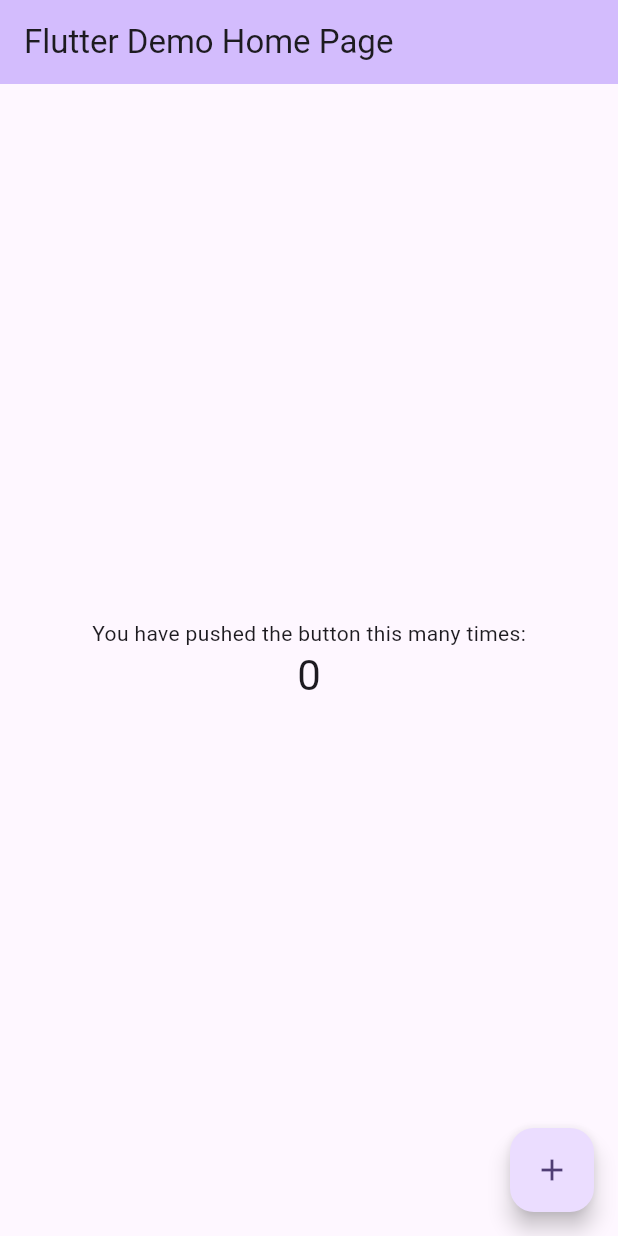
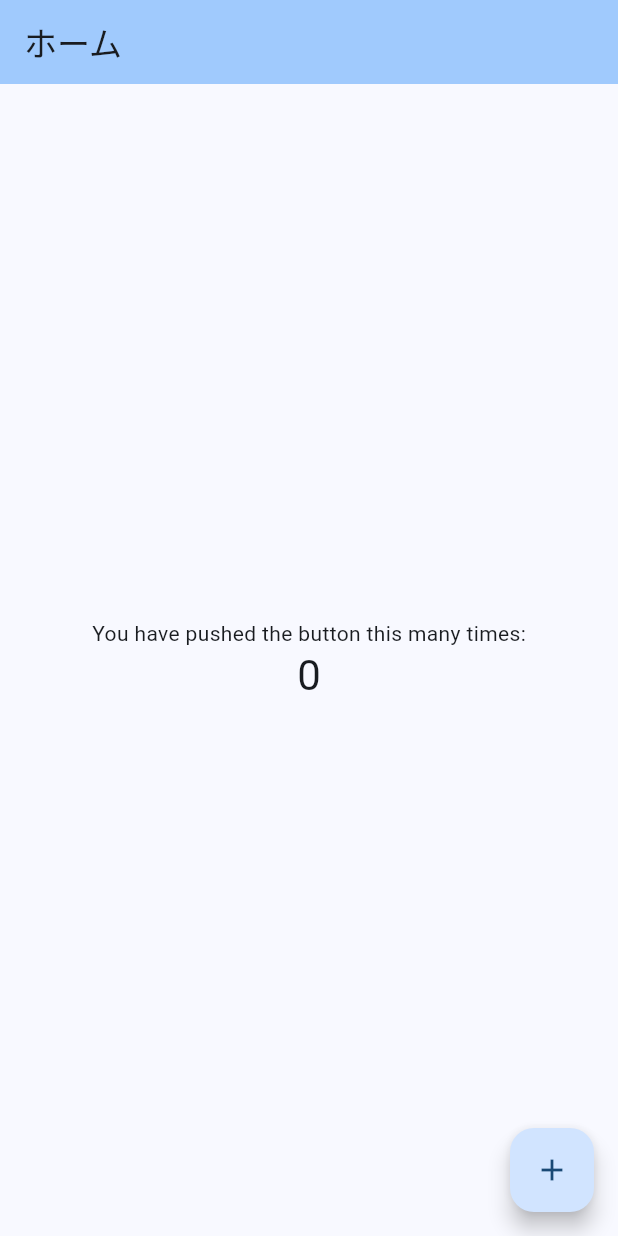
Before and after one commit to YukiAmanai/heracha, a Flutter app: the screen it shows after launch, on a phone screen of 412 x 824 dp. Run offline on Flutter 3.47's test engine with Material 2 defaults, Android fonts, the phone set to English and light mode, and no system bars; our stand-ins replace cloud_firestore, freezed_annotation, riverpod; accounts and stored records are empty.

```diff
--- a/lib/main.dart
+++ b/lib/main.dart
@@ -1,4 +1,5 @@
 import 'package:flutter/material.dart';
+import 'package:riverpod/riverpod.dart';
 
 void main() {
   runApp(const MyApp());
@@ -7,46 +8,21 @@ void main() {
 class MyApp extends StatelessWidget {
   const MyApp({super.key});
 
-  // This widget is the root of your application.
   @override
   Widget build(BuildContext context) {
     return MaterialApp(
       title: 'Flutter Demo',
       theme: ThemeData(
-        // This is the theme of your application.
-        //
-        // TRY THIS: Try running your application with "flutter run". You'll see
-        // the application has a blue toolbar. Then, without quitting the app,
-        // try changing the seedColor in the colorScheme below to Colors.green
-        // and then invoke "hot reload" (save your changes or press the "hot
-        // reload" button in a Flutter-supported IDE, or press "r" if you used
-        // the command line to start the app).
-        //
-        // Notice that the counter didn't reset back to zero; the application
-        // state is not lost during the reload. To reset the state, use hot
-        // restart instead.
-        //
-        // This works for code too, not just values: Most code changes can be
-        // tested with just a hot reload.
-        colorScheme: ColorScheme.fromSeed(seedColor: Colors.deepPurple),
+        colorScheme: ColorScheme.fromSeed(seedColor: Colors.blue),
         useMaterial3: true,
       ),
-      home: const MyHomePage(title: 'Flutter Demo Home Page'),
+      home: const MyHomePage(title: 'ホーム'),
     );
   }
 }
 
 class MyHomePage extends StatefulWidget {
   const MyHomePage({super.key, required this.title});
-
-  // This widget is the home page of your application. It is stateful, meaning
-  // that it has a State object (defined below) that contains fields that affect
-  // how it looks.
-
-  // This class is the configuration for the state. It holds the values (in this
-  // case the title) provided by the parent (in this case the App widget) and
-  // used by the build method of the State. Fields in a Widget subclass are
-  // always marked "final".
 
   final String title;
 
@@ -59,50 +35,19 @@ class _MyHomePageState extends State<MyHomePage> {
 
   void _incrementCounter() {
     setState(() {
-      // This call to setState tells the Flutter framework that something has
-      // changed in this State, which causes it to rerun the build method below
-      // so that the display can reflect the updated values. If we changed
-      // _counter without calling setState(), then the build method would not be
-      // called again, and so nothing would appear to happen.
       _counter++;
     });
   }
 
   @override
   Widget build(BuildContext context) {
-    // This method is rerun every time setState is called, for instance as done
-    // by the _incrementCounter method above.
-    //
-    // The Flutter framework has been optimized to make rerunning build methods
-    // fast, so that you can just rebuild anything that needs updating rather
-    // than having to individually change instances of widgets.
     return Scaffold(
       appBar: AppBar(
-        // TRY THIS: Try changing the color here to a specific color (to
-        // Colors.amber, perhaps?) and trigger a hot reload to see the AppBar
-        // change color while the other colors stay the same.
         backgroundColor: Theme.of(context).colorScheme.inversePrimary,
-        // Here we take the value from the MyHomePage object that was created by
-        // the App.build method, and use it to set our appbar title.
         title: Text(widget.title),
       ),
       body: Center(
-        // Center is a layout widget. It takes a single child and positions it
-        // in the middle of the parent.
         child: Column(
-          // Column is also a layout widget. It takes a list of children and
-          // arranges them vertically. By default, it sizes itself to fit its
-          // children horizontally, and tries to be as tall as its parent.
-          //
-          // Column has various properties to control how it sizes itself and
-          // how it positions its children. Here we use mainAxisAlignment to
-          // center the children vertically; the main axis here is the vertical
-          // axis because Columns are vertical (the cross axis would be
-          // horizontal).
-          //
-          // TRY THIS: Invoke "debug painting" (choose the "Toggle Debug Paint"
-          // action in the IDE, or press "p" in the console), to see the
-          // wireframe for each widget.
           mainAxisAlignment: MainAxisAlignment.center,
           children: <Widget>[
             const Text(
@@ -119,7 +64,7 @@ class _MyHomePageState extends State<MyHomePage> {
         onPressed: _incrementCounter,
         tooltip: 'Increment',
         child: const Icon(Icons.add),
-      ), // This trailing comma makes auto-formatting nicer for build methods.
+      ),
     );
   }
 }
--- a/pubspec.yaml
+++ b/pubspec.yaml
@@ -38,6 +38,8 @@ dependencies:
   riverpod: ^2.5.0
   freezed_annotation: ^2.4.1
   json_annotation: ^4.8.1
+  cloud_firestore: ^4.14.0
+  flutter_gen_runner: ^5.4.0
 
 dev_dependencies:
   flutter_test:
```
Also changed, not shown: lib/models/timeline_response.dart (added, +33 -0 lines), lib/models/timeline_response.freezed.dart (added), lib/models/timeline_response.g.dart (added), pubspec.lock, 9 other files.
